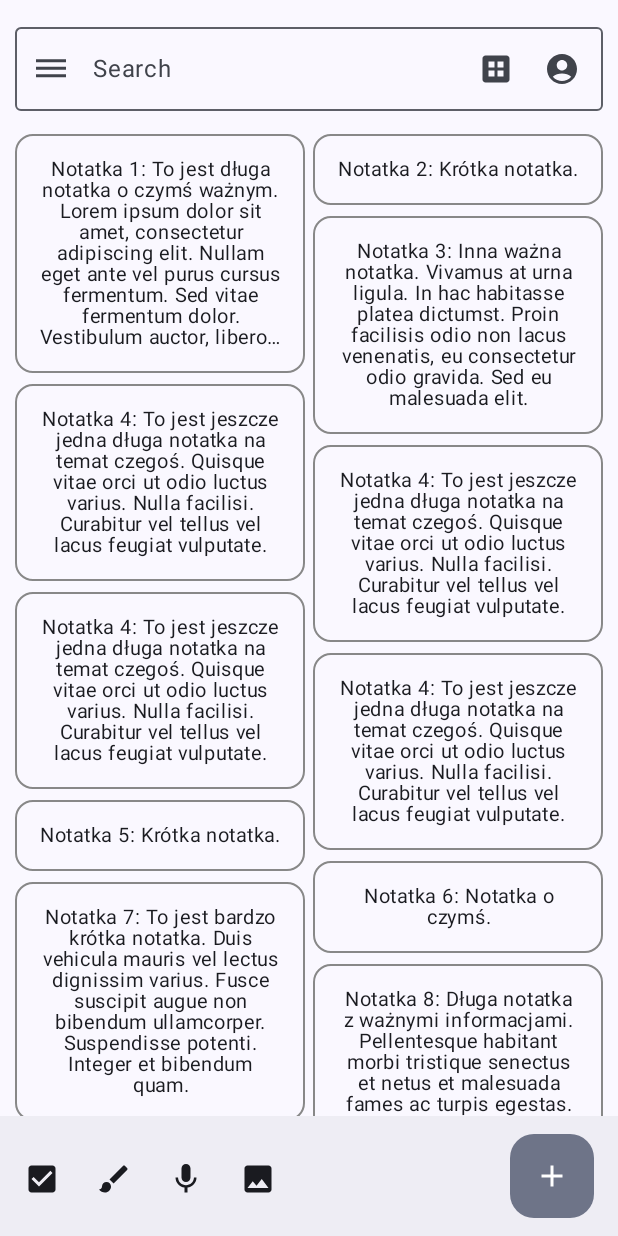
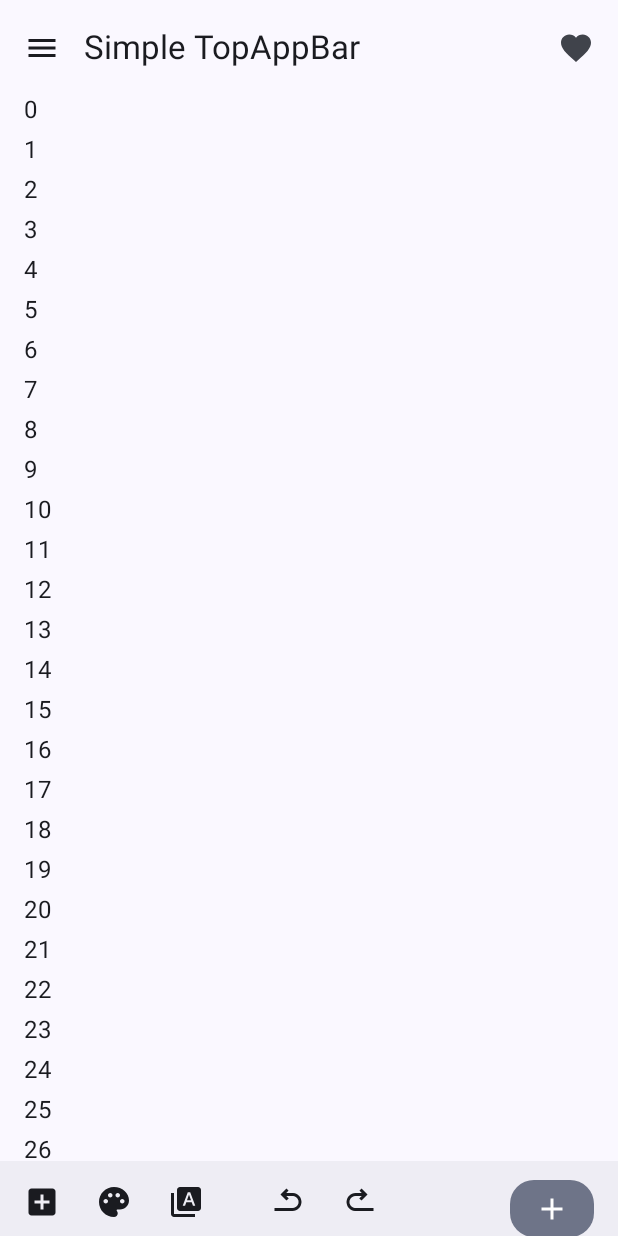
Before and after one commit to jaszczurga/NoteApp, an Android app built with Jetpack Compose: the screen it shows after launch (MainActivity), after a tap on "Localized description", on a phone screen of 412 x 824 dp. Run offline under Robolectric (Android 15) with nearby library versions, the light colour scheme and no system bars; our stand-ins replace Dagger/Hilt's generated code.

Commit message:
NoteScreen UI

```diff
--- a/app/src/main/java/com/example/googlenotesclone/navigation/NotesAppNavigation.kt
+++ b/app/src/main/java/com/example/googlenotesclone/navigation/NotesAppNavigation.kt
@@ -6,7 +6,7 @@ import androidx.navigation.compose.composable
 import androidx.navigation.compose.rememberNavController
 import com.example.googlenotesclone.screens.DeletedScreen
 import com.example.googlenotesclone.screens.HomeScreen.HomeScreen
-import com.example.googlenotesclone.screens.NoteScreen
+import com.example.googlenotesclone.screens.NoteScreen.NoteScreen
 import com.example.googlenotesclone.screens.SearchScreen
 import com.example.googlenotesclone.screens.SettingsScreen
 
--- a/app/src/main/java/com/example/googlenotesclone/screens/HomeScreen/HomeScreen.kt
+++ b/app/src/main/java/com/example/googlenotesclone/screens/HomeScreen/HomeScreen.kt
@@ -1,52 +1,36 @@
 package com.example.googlenotesclone.screens.HomeScreen
 
 import android.util.Log
-import android.widget.Space
 import androidx.compose.foundation.BorderStroke
-import androidx.compose.foundation.background
-import androidx.compose.foundation.border
 import androidx.compose.foundation.clickable
 import androidx.compose.foundation.layout.Arrangement
-import androidx.compose.foundation.layout.Box
 import androidx.compose.foundation.layout.Column
 import androidx.compose.foundation.layout.Row
 import androidx.compose.foundation.layout.Spacer
 import androidx.compose.foundation.layout.fillMaxSize
 import androidx.compose.foundation.layout.fillMaxWidth
 import androidx.compose.foundation.layout.height
-import androidx.compose.foundation.layout.heightIn
 import androidx.compose.foundation.layout.padding
-import androidx.compose.foundation.layout.size
-import androidx.compose.foundation.layout.width
-import androidx.compose.foundation.lazy.grid.GridCells
-import androidx.compose.foundation.lazy.grid.LazyVerticalGrid
 import androidx.compose.foundation.lazy.staggeredgrid.LazyVerticalStaggeredGrid
 import androidx.compose.foundation.lazy.staggeredgrid.StaggeredGridCells
 import androidx.compose.foundation.lazy.staggeredgrid.items
-import androidx.compose.foundation.shape.RoundedCornerShape
 import androidx.compose.foundation.text.KeyboardActions
 import androidx.compose.foundation.text.KeyboardOptions
 import androidx.compose.material.icons.Icons
 import androidx.compose.material.icons.filled.AccountCircle
 import androidx.compose.material.icons.filled.Add
 import androidx.compose.material.icons.filled.Brush
-import androidx.compose.material.icons.filled.Check
 import androidx.compose.material.icons.filled.CheckBox
 import androidx.compose.material.icons.filled.Dataset
 import androidx.compose.material.icons.filled.Dehaze
-import androidx.compose.material.icons.filled.Edit
 import androidx.compose.material.icons.filled.Mic
 import androidx.compose.material.icons.filled.Photo
-import androidx.compose.material.icons.filled.Segment
-import androidx.compose.material.icons.filled.Settings
 import androidx.compose.material3.BottomAppBar
 import androidx.compose.material3.BottomAppBarDefaults
-import androidx.compose.material3.Card
 import androidx.compose.material3.CardDefaults
 import androidx.compose.material3.DrawerState
 import androidx.compose.material3.DrawerValue
 import androidx.compose.material3.ExperimentalMaterial3Api
-import androidx.compose.material3.ExtendedFloatingActionButton
 import androidx.compose.material3.FloatingActionButton
 import androidx.compose.material3.FloatingActionButtonDefaults
 import androidx.compose.material3.Icon
@@ -65,7 +49,6 @@ import androidx.compose.runtime.mutableStateOf
 import androidx.compose.runtime.remember
 import androidx.compose.runtime.rememberCoroutineScope
 import androidx.compose.runtime.saveable.rememberSaveable
-import androidx.compose.ui.Alignment
 import androidx.compose.ui.ExperimentalComposeUiApi
 import androidx.compose.ui.Modifier
 import androidx.compose.ui.graphics.Color
@@ -83,6 +66,7 @@ import androidx.compose.ui.unit.dp
 import androidx.compose.ui.unit.em
 import androidx.compose.ui.unit.sp
 import androidx.navigation.NavHostController
+import com.example.googlenotesclone.navigation.NotesAppScreens
 import kotlinx.coroutines.CoroutineScope
 import kotlinx.coroutines.launch
 
@@ -99,13 +83,13 @@ fun HomeScreen(navController : NavHostController = NavHostController(LocalContex
             ModalDrawerSheet { /* TODO(drawer content) */ }
         } ,
     ) {
-        HomeContent(drawerState = drawerState)
+        HomeContent(drawerState = drawerState, navController = navController)
     }
 }
 
 @OptIn(ExperimentalMaterial3Api::class , ExperimentalComposeUiApi::class)
 @Composable
-fun HomeContent(drawerState : DrawerState , modifier : Modifier = Modifier)  {
+fun HomeContent(drawerState : DrawerState ,navController : NavHostController, modifier : Modifier = Modifier)  {
     val notes = listOf(
         "Notatka 1: To jest długa notatka o czymś ważnym. Lorem ipsum dolor sit amet, consectetur adipiscing elit. Nullam eget ante vel purus cursus fermentum. Sed vitae fermentum dolor. Vestibulum auctor, libero et fermentum scelerisque, nisl ligula hendrerit risus, in venenatis libero turpis ut sem.",
         "Notatka 2: Krótka notatka.",
@@ -122,7 +106,9 @@ fun HomeContent(drawerState : DrawerState , modifier : Modifier = Modifier)  {
     )
     Scaffold(
         bottomBar = {
-            BottomAppBarWithFAB()
+            BottomAppBarWithFAB(onClickButton = {
+                navController.navigate(NotesAppScreens.NoteScreen.name)
+            })
         }
     ) { contentPadding ->
         Log.d("HomeScreenPadding" , "HomeScreen padding:${contentPadding} ")
@@ -271,6 +257,7 @@ fun BottomAppBarWithFAB(
     onClickButton : ()->Unit={}
 ) {
     BottomAppBar(
+        modifier = Modifier.height(50.dp),
         actions = {
             IconButton(onClick = { onClickCheckBoxIcon.invoke() }) {
                 Icon(Icons.Filled.CheckBox,
--- a/app/src/main/java/com/example/googlenotesclone/screens/NoteScreen.kt
+++ /dev/null
@@ -1,10 +0,0 @@
-package com.example.googlenotesclone.screens
-
-import androidx.compose.material3.Text
-import androidx.compose.runtime.Composable
-import androidx.navigation.NavHostController
-
-@Composable
-fun NoteScreen(navController : NavHostController) {
-    Text(text = "NoteScreen")
-}
--- /dev/null
+++ b/app/src/main/java/com/example/googlenotesclone/screens/NoteScreen/NoteScreen.kt
@@ -0,0 +1,162 @@
+package com.example.googlenotesclone.screens.NoteScreen
+
+import androidx.compose.foundation.layout.Arrangement
+import androidx.compose.foundation.layout.Row
+import androidx.compose.foundation.layout.fillMaxWidth
+import androidx.compose.foundation.layout.height
+import androidx.compose.foundation.layout.padding
+import androidx.compose.foundation.lazy.LazyColumn
+import androidx.compose.material.icons.Icons
+import androidx.compose.material.icons.filled.Add
+import androidx.compose.material.icons.filled.AddBox
+import androidx.compose.material.icons.filled.Brush
+import androidx.compose.material.icons.filled.CheckBox
+import androidx.compose.material.icons.filled.Favorite
+import androidx.compose.material.icons.filled.Menu
+import androidx.compose.material.icons.filled.Mic
+import androidx.compose.material.icons.filled.Palette
+import androidx.compose.material.icons.filled.Photo
+import androidx.compose.material.icons.filled.TypeSpecimen
+import androidx.compose.material.icons.filled.UTurnLeft
+import androidx.compose.material.icons.filled.UTurnRight
+import androidx.compose.material.icons.filled.Undo
+import androidx.compose.material3.BottomAppBar
+import androidx.compose.material3.BottomAppBarDefaults
+import androidx.compose.material3.ExperimentalMaterial3Api
+import androidx.compose.material3.FloatingActionButton
+import androidx.compose.material3.FloatingActionButtonDefaults
+import androidx.compose.material3.Icon
+import androidx.compose.material3.IconButton
+import androidx.compose.material3.MaterialTheme
+import androidx.compose.material3.Scaffold
+import androidx.compose.material3.Text
+import androidx.compose.material3.TopAppBar
+import androidx.compose.runtime.Composable
+import androidx.compose.ui.Modifier
+import androidx.compose.ui.graphics.graphicsLayer
+import androidx.compose.ui.text.style.TextOverflow
+import androidx.compose.ui.tooling.preview.Preview
+import androidx.compose.ui.unit.dp
+import androidx.navigation.NavHostController
+
+@OptIn(ExperimentalMaterial3Api::class)
+@Composable
+fun NoteScreen(navController : NavHostController) {
+    Scaffold(
+        topBar = {
+                 NoteTopAppBar()
+        },
+        bottomBar = {
+                    NoteBottomBar()
+        },
+        content = { innerPadding ->
+            LazyColumn(
+                contentPadding = innerPadding,
+                verticalArrangement = Arrangement.spacedBy(8.dp)
+            ) {
+                val list = (0..75).map { it.toString() }
+                items(count = list.size) {
+                    Text(
+                        text = list[it],
+                        style = MaterialTheme.typography.bodyLarge,
+                        modifier = Modifier
+                            .fillMaxWidth()
+                            .padding(horizontal = 16.dp)
+                    )
+                }
+            }
+        }
+    )
+}
+
+
+
+@OptIn(ExperimentalMaterial3Api::class)
+@Composable
+fun NoteTopAppBar() {
+    TopAppBar(
+        title = {
+            Text(
+                "Simple TopAppBar" ,
+                maxLines = 1 ,
+                overflow = TextOverflow.Ellipsis
+            )
+        } ,
+        navigationIcon = {
+            IconButton(onClick = { /* doSomething() */ }) {
+                Icon(
+                    imageVector = Icons.Filled.Menu ,
+                    contentDescription = "Localized description"
+                )
+            }
+        } ,
+        actions = {
+            IconButton(onClick = { /* doSomething() */ }) {
+                Icon(
+                    imageVector = Icons.Filled.Favorite ,
+                    contentDescription = "Localized description"
+                )
+            }
+        }
+    )
+}
+
+@Preview
+@Composable
+fun NoteBottomBar(
+    onClickAddBoxIcon : ()->Unit = {},
+    onClickPaletteIcon : ()->Unit = {},
+    onClickMicIcon : ()->Unit = {},
+    onClickPhotoIcon : ()->Unit = {},
+    onClickButton : ()->Unit={}
+) {
+    BottomAppBar(
+        modifier = Modifier.height(50.dp),
+        actions = {
+            IconButton(onClick = { onClickAddBoxIcon.invoke() }) {
+                Icon(Icons.Filled.AddBox,
+                    contentDescription = "add some fancy functions like micro")
+            }
+            IconButton(onClick = { onClickPaletteIcon.invoke() }) {
+                Icon(
+                    Icons.Filled.Palette,
+                    contentDescription = "some color change",
+                )
+            }
+            IconButton(onClick = { onClickMicIcon.invoke() }) {
+                Icon(
+                    Icons.Filled.TypeSpecimen,
+                    contentDescription = "typography changes",
+                )
+            }
+            Row(modifier = Modifier.padding(horizontal = 20.dp)) {
+                IconButton(
+                    onClick = { onClickPhotoIcon.invoke() }) {
+                    Icon(
+                        Icons.Filled.UTurnLeft ,
+                        contentDescription = "undochanges" ,
+                        modifier = Modifier.graphicsLayer(rotationZ = 90f)
+                    )
+                }
+                IconButton(
+                    onClick = { onClickPhotoIcon.invoke() }) {
+                    Icon(
+                        Icons.Filled.UTurnRight ,
+                        contentDescription = "undochanges" ,
+                        modifier = Modifier.graphicsLayer(rotationZ = 270f)
+                    )
+                }
+            }
+
+        },
+        floatingActionButton = {
+            FloatingActionButton(
+                onClick = { onClickButton.invoke() },
+                containerColor = BottomAppBarDefaults.bottomAppBarFabColor,
+                elevation = FloatingActionButtonDefaults.bottomAppBarFabElevation()
+            ) {
+                Icon(Icons.Filled.Add, "Localized description")
+            }
+        }
+    )
+}
```
